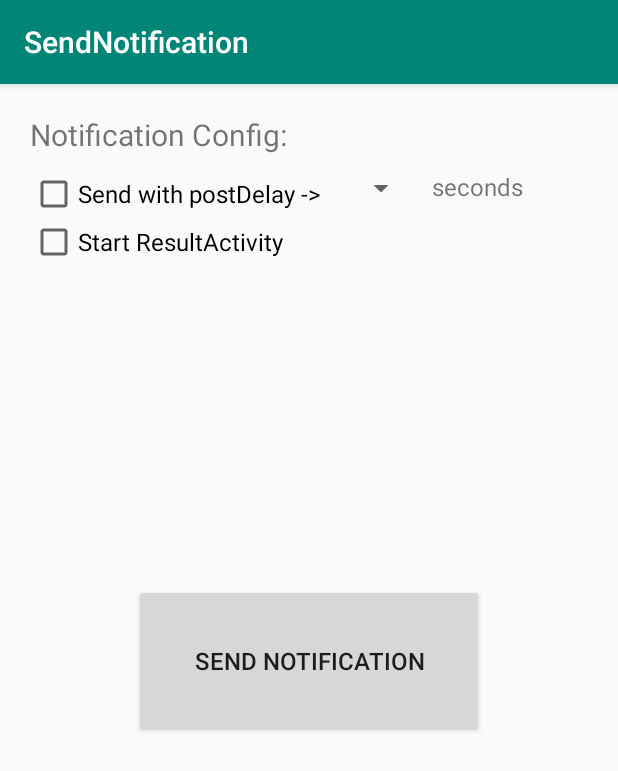
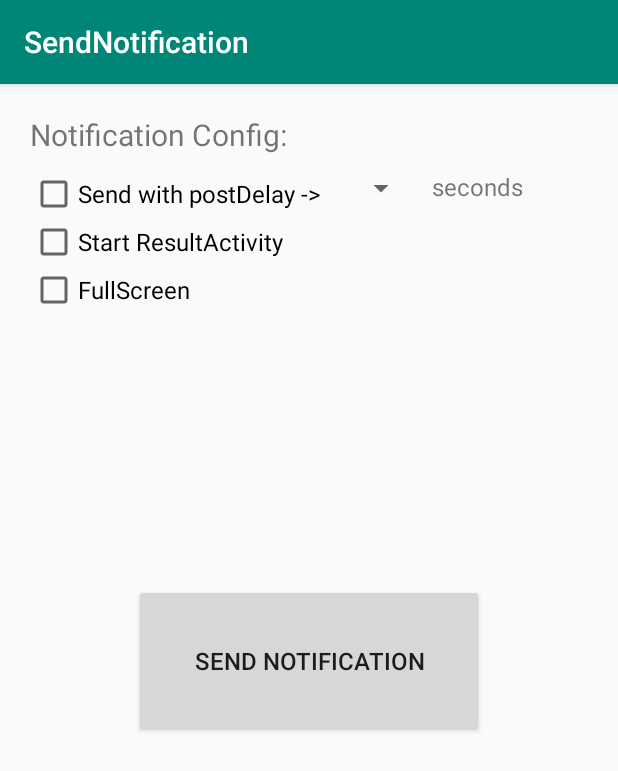
Before and after one commit to layonmartins/SendNotification, an Android app: the screen it shows after launch (MainActivity), on a phone screen of 412 x 824 dp. Shown: the top 771 px of the screen. Run offline under Robolectric (Android 15) with nearby library versions, the phone set to English and light mode, and no system bars.

Commit message:
create a fullScreenIntent notification

```diff
--- a/app/src/main/AndroidManifest.xml
+++ b/app/src/main/AndroidManifest.xml
@@ -1,6 +1,8 @@
 <?xml version="1.0" encoding="utf-8"?>
 <manifest xmlns:android="http://schemas.android.com/apk/res/android"
     package="com.layon.android.sendnotification">
+
+    <uses-permission android:name="android.permission.USE_FULL_SCREEN_INTENT"/>
 
     <application
         android:allowBackup="true"
--- a/app/src/main/res/layout/activity_main.xml
+++ b/app/src/main/res/layout/activity_main.xml
@@ -83,5 +83,14 @@
         app:layout_constraintTop_toBottomOf="@id/checkBox_postDelay">
     </CheckBox>
 
+    <CheckBox
+        android:id="@+id/checkBox_fullScreen"
+        android:layout_width="wrap_content"
+        android:layout_height="wrap_content"
+        android:textSize="16sp"
+        android:text="FullScreen"
+        app:layout_constraintStart_toStartOf="@id/checkBox_StartActivity"
+        app:layout_constraintTop_toBottomOf="@id/checkBox_StartActivity">
+    </CheckBox>
 
 </androidx.constraintlayout.widget.ConstraintLayout>
```
Also changed, not shown: app/src/main/java/com/layon/android/sendnotification/MainActivity.java (+33 -2 lines).
